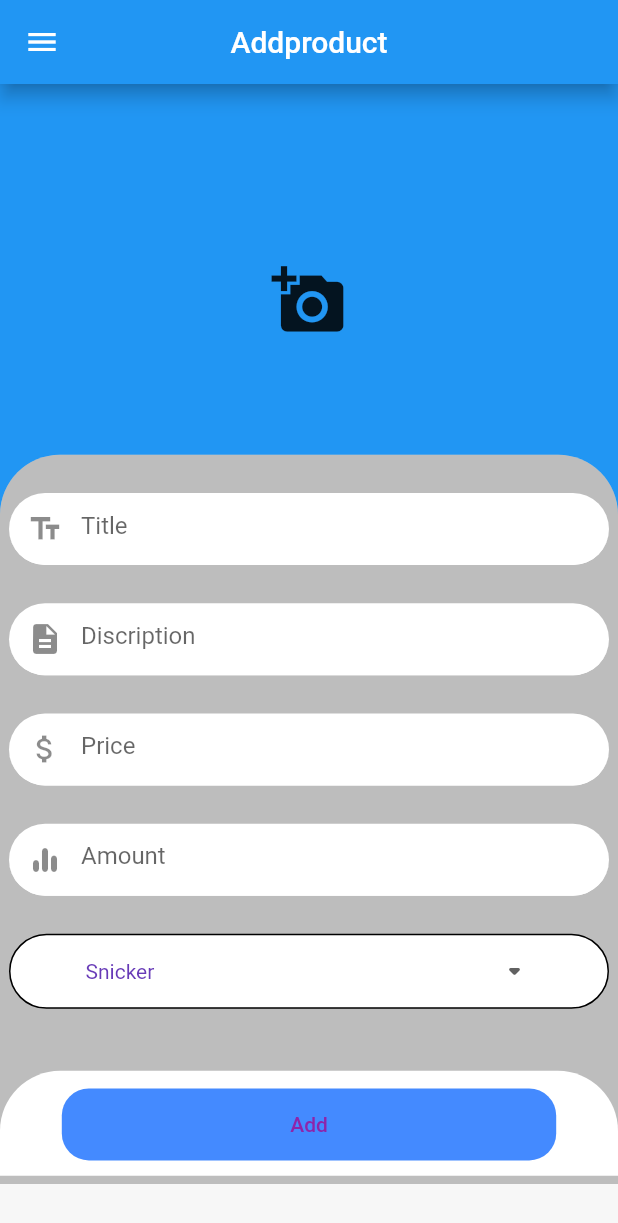
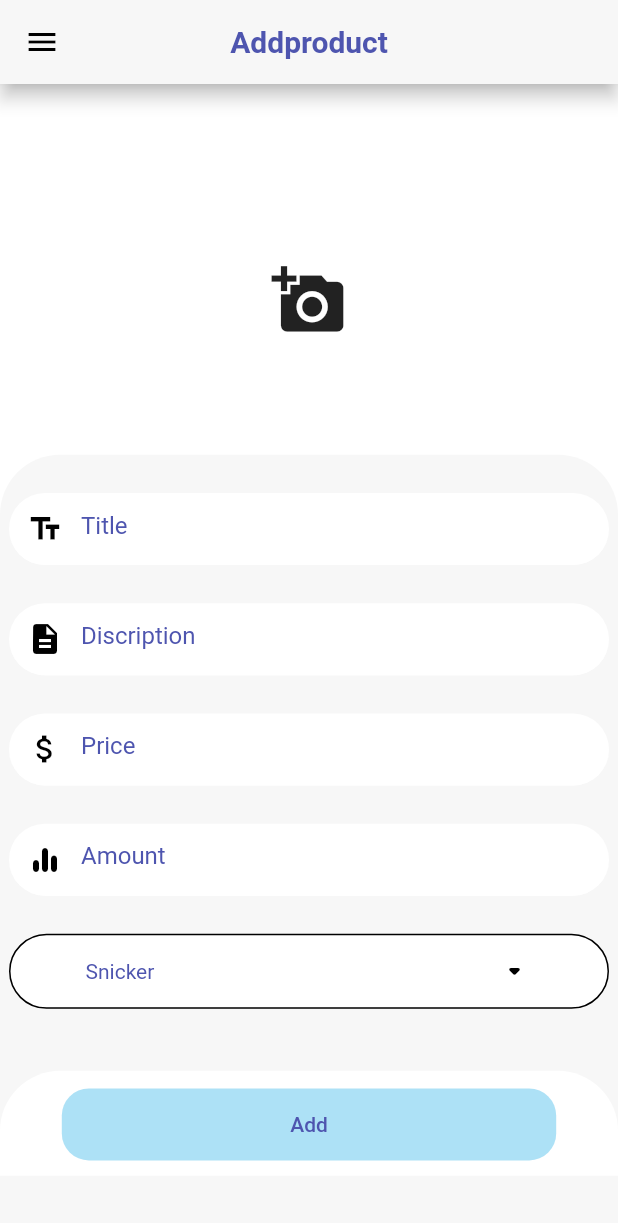
Before and after one commit to cickpoo0121/mini_shopping, a Flutter app: the MyProduct screen opened by its route, after a tap on the "add" icon, on a phone screen of 412 x 824 dp. Shown: the top 1223 px of the screen. Run offline on Flutter 3.47's test engine with Material 2 defaults, Android fonts, the phone set to English and light mode, and no system bars; our stand-ins replace get, get_storage, image_picker, pin_code_fields; accounts and stored records are empty; network calls fail.

Commit message:
change color

```diff
--- a/mobile/lib/views/addproduct.dart
+++ b/mobile/lib/views/addproduct.dart
@@ -85,7 +85,12 @@ class _AddproductState extends State<Addproduct> {
       backgroundColor: kBackgroundColor,
       drawer: HamManu(),
       appBar: AppBar(
-        title: Text("Addproduct"),
+        backgroundColor: kBackgroundColor,
+        iconTheme: IconThemeData(color: Colors.black),
+        title: Text(
+          "Addproduct",
+          style: TextStyle(color: kPurpleColor, fontWeight: FontWeight.bold),
+        ),
         centerTitle: true,
         elevation: defaultTargetPlatform == TargetPlatform.android ? 5.0 : 0.0,
       ),
@@ -101,7 +106,7 @@ class _AddproductState extends State<Addproduct> {
                         ? Container(
                             alignment: Alignment.center,
                             height: MediaQuery.of(context).size.height * .35,
-                            color: Colors.blue,
+                            color: Colors.white,
                             child: Icon(
                               Icons.add_a_photo,
                               size: 50,
@@ -139,7 +144,7 @@ class _AddproductState extends State<Addproduct> {
                       borderRadius: BorderRadius.only(
                           topRight: Radius.circular(40),
                           topLeft: Radius.circular(40)),
-                      color: Colors.black26,
+                      color: kBackgroundColor,
                     ),
                     child: Column(
                       mainAxisAlignment: MainAxisAlignment.spaceEvenly,
@@ -152,7 +157,8 @@ class _AddproductState extends State<Addproduct> {
                           child: TextField(
                             controller: title,
                             decoration: InputDecoration(
-                                prefixIcon: Icon(Icons.text_fields),
+                                prefixIcon: Icon(Icons.text_fields,
+                                    color: Colors.black),
                                 filled: true,
                                 fillColor: Colors.white,
                                 focusedBorder: OutlineInputBorder(
@@ -170,7 +176,8 @@ class _AddproductState extends State<Addproduct> {
                                     const Radius.circular(40),
                                   ),
                                 ),
-                                hintText: 'Title'),
+                                hintText: 'Title',
+                                hintStyle: TextStyle(color: kPurpleColor)),
                           ),
                         ),
                         Container(
@@ -181,7 +188,8 @@ class _AddproductState extends State<Addproduct> {
                           child: TextField(
                             controller: descripttion,
                             decoration: InputDecoration(
-                                prefixIcon: Icon(Icons.description),
+                                prefixIcon: Icon(Icons.description,
+                                    color: Colors.black),
                                 filled: true,
                                 fillColor: Colors.white,
                                 focusedBorder: OutlineInputBorder(
@@ -199,7 +207,8 @@ class _AddproductState extends State<Addproduct> {
                                     const Radius.circular(40),
                                   ),
                                 ),
-                                hintText: 'Discription'),
+                                hintText: 'Discription',
+                                hintStyle: TextStyle(color: kPurpleColor)),
                           ),
                         ),
                         Container(
@@ -210,7 +219,8 @@ class _AddproductState extends State<Addproduct> {
                           child: TextField(
                             controller: price,
                             decoration: InputDecoration(
-                                prefixIcon: Icon(Icons.attach_money),
+                                prefixIcon: Icon(Icons.attach_money,
+                                    color: Colors.black),
                                 filled: true,
                                 fillColor: Colors.white,
                                 focusedBorder: OutlineInputBorder(
@@ -228,7 +238,8 @@ class _AddproductState extends State<Addproduct> {
                                     const Radius.circular(40),
                                   ),
                                 ),
-                                hintText: 'Price'),
+                                hintText: 'Price',
+                                hintStyle: TextStyle(color: kPurpleColor)),
                           ),
                         ),
                         Container(
@@ -240,7 +251,8 @@ class _AddproductState extends State<Addproduct> {
                           child: TextField(
                             controller: amount,
                             decoration: InputDecoration(
-                                prefixIcon: Icon(Icons.equalizer_rounded),
+                                prefixIcon: Icon(Icons.equalizer_rounded,
+                                    color: Colors.black),
                                 filled: true,
                                 fillColor: Colors.white,
                                 focusedBorder: OutlineInputBorder(
@@ -258,7 +270,8 @@ class _AddproductState extends State<Addproduct> {
                                     const Radius.circular(40),
                                   ),
                                 ),
-                                hintText: 'Amount'),
+                                hintText: 'Amount',
+                                hintStyle: TextStyle(color: kPurpleColor)),
                           ),
                         ),
                         Container(
@@ -276,11 +289,11 @@ class _AddproductState extends State<Addproduct> {
                             child: DropdownButtonHideUnderline(
                               child: DropdownButton(
                                 value: dropdownValue,
-                                icon: const Icon(Icons.arrow_drop_down_rounded),
+                                icon: const Icon(Icons.arrow_drop_down_rounded,
+                                    color: Colors.black),
                                 iconSize: 24,
                                 elevation: 10,
-                                style:
-                                    const TextStyle(color: Colors.deepPurple),
+                                style: const TextStyle(color: kPurpleColor),
                                 onChanged: (String newValue) {
                                   setState(() {
                                     dropdownValue = newValue;
@@ -328,8 +341,7 @@ class _AddproductState extends State<Addproduct> {
                                   child: TextButton(
                                     child: Text(
                                       "Add",
-                                      style:
-                                          TextStyle(color: Colors.purple[600]),
+                                      style: TextStyle(color: kPurpleColor),
                                     ),
                                     onPressed: addproduct,
                                     style: ButtonStyle(
@@ -342,7 +354,7 @@ class _AddproductState extends State<Addproduct> {
                                       ),
                                       backgroundColor:
                                           MaterialStateProperty.all<Color>(
-                                              Colors.blueAccent),
+                                              kBlueColor),
                                     ),
                                   ),
                                 ),
--- a/mobile/lib/views/cusregister.dart
+++ b/mobile/lib/views/cusregister.dart
@@ -202,7 +202,7 @@ class _CusregisterState extends State<Cusregister> {
                   child: Text(
                     "Register",
                     style:
-                        TextStyle(color: kBtColor, fontWeight: FontWeight.bold),
+                        TextStyle(color: kPurpleColor, fontWeight: FontWeight.bold),
                   ),
                   onPressed: () => register(context),
                 ),
@@ -250,7 +250,7 @@ class RoundedTextField extends StatelessWidget {
             color: Colors.black,
           ),
           hintText: hintText,
-          hintStyle: TextStyle(color: kTextColor),
+          hintStyle: TextStyle(color: kPurpleColor),
           border: InputBorder.none,
         ),
       ),
--- a/mobile/lib/views/myProduct.dart
+++ b/mobile/lib/views/myProduct.dart
@@ -22,7 +22,7 @@ class _MyProductState extends State<MyProduct> {
 
   Icon cusIcon = Icon(Icons.search);
   Widget cusSearchBar = Text("My Product",
-      style: TextStyle(color: kTextColor, fontWeight: FontWeight.bold));
+      style: TextStyle(color: kPurpleColor, fontWeight: FontWeight.bold));
 
   Future<dynamic> getShirt() async {
 
@@ -82,7 +82,7 @@ class _MyProductState extends State<MyProduct> {
                     color: kBlueColor,
                     child: Text(
                       "Edit Product",
-                      style: TextStyle(color: kBtColor),
+                      style: TextStyle(color: kPurpleColor),
                     ),
                     onPressed: () {},
                   ),
@@ -115,7 +115,7 @@ class _MyProductState extends State<MyProduct> {
         title: cusSearchBar,
         // Text(
         //   "My Product",
-        //   style: TextStyle(color: kTextColor, fontWeight: FontWeight.bold),
+        //   style: TextStyle(color: kPurpleColor, fontWeight: FontWeight.bold),
         // ),
         actions: <Widget>[
           IconButton(
@@ -133,7 +133,7 @@ class _MyProductState extends State<MyProduct> {
                   this.cusIcon = Icon(Icons.search);
                   this.cusSearchBar = Text("My Product",
                       style: TextStyle(
-                          color: kTextColor, fontWeight: FontWeight.bold));
+                          color: kPurpleColor, fontWeight: FontWeight.bold));
                 }
               });
             },
@@ -156,7 +156,7 @@ class _MyProductState extends State<MyProduct> {
                       });
                     },
                     child: Text("Shirt"),
-                    color: kBtColor,
+                    color: kPurpleColor,
                     shape: RoundedRectangleBorder(
                         borderRadius: BorderRadius.circular(15.0)),
                   ),
@@ -202,7 +202,7 @@ class _MyProductState extends State<MyProduct> {
             Icons.add,
             color: kBlueColor,
           ),
-          backgroundColor: kBtColor,
+          backgroundColor: kPurpleColor,
           onPressed: () {
             Get.toNamed('/addproduct');
             // setState(() {
```
Also changed, not shown: mobile/lib/constants.dart (+6 -2 lines), mobile/lib/views/Delivery.dart (+6 -6 lines), mobile/lib/views/login.dart (+5 -5 lines), mobile/lib/views/profile.dart (+6 -6 lines).
